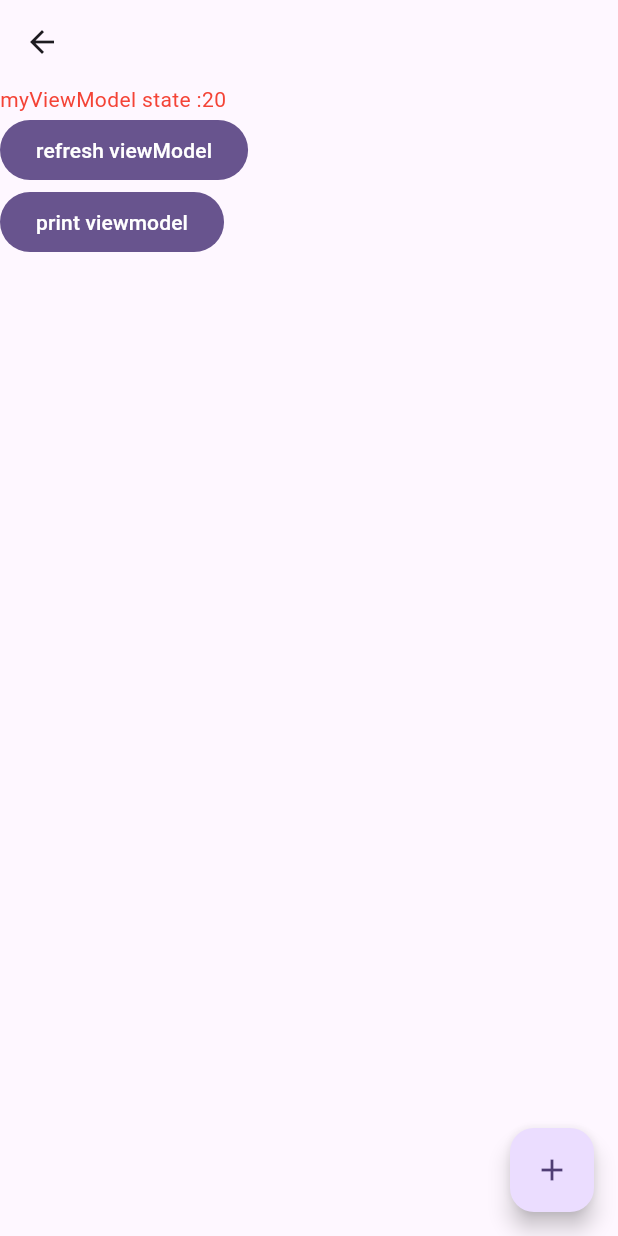
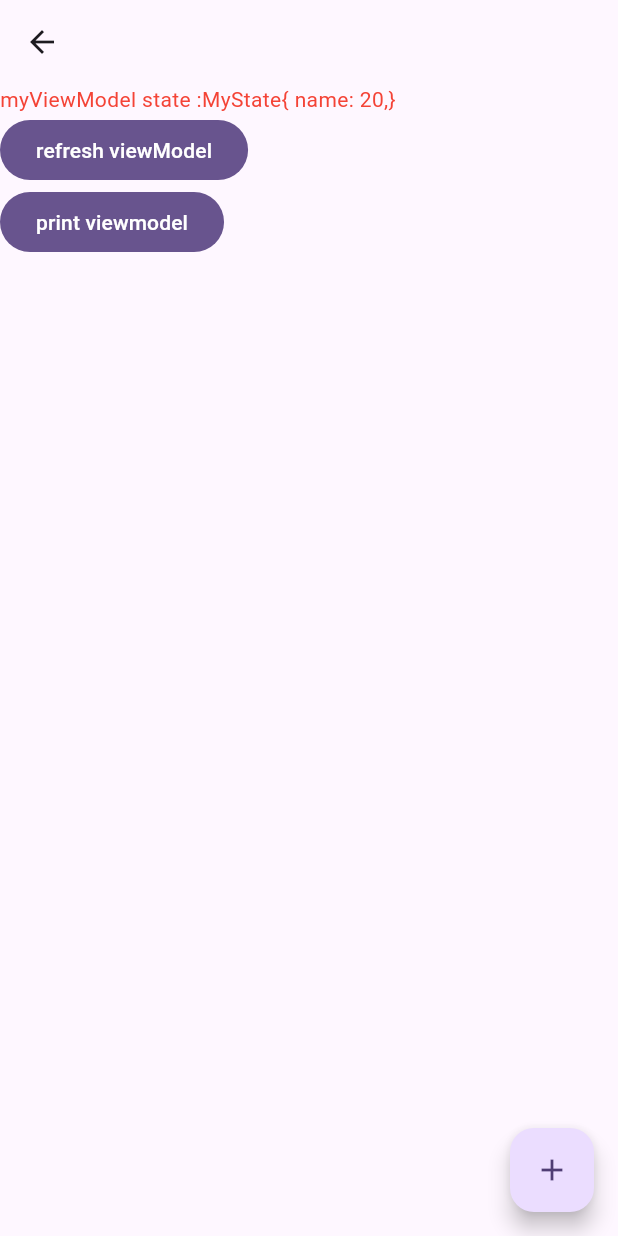
Before and after one commit to lwj1994/flutter_view_model, a Flutter app: the SecondPage screen opened directly with empty values, after a tap on the "add" icon, on a phone screen of 412 x 824 dp. Run offline on Flutter 3.47's test engine with Material 3 defaults, Android fonts, the phone set to English and light mode, and no system bars; our stand-ins replace auto_route.

Commit message:
update doc

```diff
--- a/example/lib/main.dart
+++ b/example/lib/main.dart
@@ -6,7 +6,6 @@ import 'package:flutter/material.dart';
 import 'package:view_model/view_model.dart' as vm;
 import 'package:view_model/view_model.dart';
 
-import 'other/view_model.dart' as mainvm2;
 import 'route.dart';
 
 void main() {
@@ -16,8 +15,6 @@ void main() {
 
 class MyApp extends StatelessWidget {
   const MyApp({super.key});
-
-  // This widget is the root of your application.
   @override
   Widget build(BuildContext context) {
     return MaterialApp.router(
@@ -27,21 +24,6 @@ class MyApp extends StatelessWidget {
       routeInformationParser: appRouter.defaultRouteParser(),
       title: 'Flutter Demo',
       theme: ThemeData(
-        // This is the theme of your application.
-        //
-        // TRY THIS: Try running your application with "flutter run". You'll see
-        // the application has a purple toolbar. Then, without quitting the app,
-        // try changing the seedColor in the colorScheme below to Colors.green
-        // and then invoke "hot reload" (save your changes or press the "hot
-        // reload" button in a Flutter-supported IDE, or press "r" if you used
-        // the command line to start the app).
-        //
-        // Notice that the counter didn't reset back to zero; the application
-        // state is not lost during the reload. To reset the state, use hot
-        // restart instead.
-        //
-        // This works for code too, not just values: Most code changes can be
-        // tested with just a hot reload.
         colorScheme: ColorScheme.fromSeed(seedColor: Colors.deepPurple),
         useMaterial3: true,
       ),
@@ -52,28 +34,13 @@ class MyApp extends StatelessWidget {
 @RoutePage()
 class MyHomePage extends StatefulWidget {
   const MyHomePage({super.key});
-
-  // This widget is the home page of your application. It is stateful, meaning
-  // that it has a State object (defined below) that contains fields that affect
-  // how it looks.
-
-  // This class is the configuration for the state. It holds the values (in this
-  // case the title) provided by the parent (in this case the App widget) and
-  // used by the build method of the State. Fields in a Widget subclass are
-  // always marked "final".
-
   @override
   State<MyHomePage> createState() => _MyHomePageState();
 }
 
 class _MyHomePageState extends State<MyHomePage> with ViewModelStateMixin {
   MainViewModel get _viewModel =>
-      getViewModel<MainViewModel>(factory: MainViewModelFactory(arg: "1"));
-
-  mainvm2.MainViewModel get _viewModel2 => getViewModel<mainvm2.MainViewModel>(
-        factory: mainvm2.MainViewModelFactory(arg: "mainvm2"),
-      );
-
+      getViewModel<MainViewModel>(factory: MainViewModelFactory(arg: "arg1"));
   @override
   Widget build(BuildContext context) {
     return Scaffold(
@@ -81,7 +48,6 @@ class _MyHomePageState extends State<MyHomePage> with ViewModelStateMixin {
       body: Column(
         children: [
           Text("main vm state:${_viewModel.state}"),
-          Text("main vm2 state:${_viewModel2.state}"),
           FilledButton(
               onPressed: () {
                 appRouter
--- a/example/lib/other/view_model.dart
+++ /dev/null
@@ -1,37 +0,0 @@
-// @author luwenjie on 2025/3/27 16:17:08
-
-import 'dart:async';
-
-import 'package:view_model/view_model.dart';
-
-class MainViewModel extends ViewModel<String> {
-  MainViewModel({required super.state}) {
-    print("MainViewModel2 create : $hashCode");
-    final t = Timer.periodic(Duration(seconds: 3), (t) {
-      setState("update2 ${t.tick}");
-    });
-    addDispose(t.cancel);
-  }
-
-  @override
-  void dispose() {
-    super.dispose();
-    print("MainViewModel2 dispose $hashCode");
-  }
-}
-
-class MainViewModelFactory with ViewModelFactory<MainViewModel> {
-  final String arg;
-
-  MainViewModelFactory({this.arg = ""});
-
-  @override
-  MainViewModel build() {
-    return MainViewModel(state: arg);
-  }
-
-  @override
-  bool singleton() {
-    return true;
-  }
-}
--- a/example/lib/page.dart
+++ b/example/lib/page.dart
@@ -19,11 +19,6 @@ class SecondPage extends StatefulWidget {
   }
 }
 
-enum ReducerType {
-  add,
-  sub,
-}
-
 class _State extends State<SecondPage> with ViewModelStateMixin {
   MyViewModel get viewModel => getViewModel<MyViewModel>(
       factory: MyViewModelFactory(arg: "init MyViewModel"));
@@ -31,7 +26,7 @@ class _State extends State<SecondPage> with ViewModelStateMixin {
   // MainViewModel get _mainViewModel =>
   //     getViewModel<MainViewModel>(factory: MainViewModelFactory());
 
-  String get state => viewModel.state;
+  MyState get state => viewModel.state;
 
   @override
   void initState() {
@@ -43,18 +38,17 @@ class _State extends State<SecondPage> with ViewModelStateMixin {
     //   },
     // );
 
-    viewModel.listen(onChanged: (String? previous, String state) {
+    viewModel.listen(onChanged: (MyState? previous, MyState state) {
       print("myViewModel state change $previous -> $state");
     });
   }
 
   @override
   Widget build(BuildContext context) {
-    print("SecondPage trigger build(BuildContext context)");
     return Scaffold(
       floatingActionButton: FloatingActionButton(
         onPressed: () {
-          viewModel.setId(ReducerType.add);
+          viewModel.setRandomName();
         },
         child: Icon(Icons.add),
       ),
@@ -69,7 +63,6 @@ class _State extends State<SecondPage> with ViewModelStateMixin {
       body: Column(
         crossAxisAlignment: CrossAxisAlignment.start,
         children: [
-          // Text("mainViewModel.state = ${_mainViewModel.state}"),
           Text(
             "myViewModel state :$state",
             style: const TextStyle(color: Colors.red),
@@ -98,11 +91,11 @@ class MyViewModelFactory with ViewModelFactory<MyViewModel> {
 
   @override
   MyViewModel build() {
-    return MyViewModel(state: arg);
+    return MyViewModel(state: MyState(name: ""));
   }
 }
 
-class MyViewModel extends ViewModel<String> {
+class MyViewModel extends ViewModel<MyState> {
   MyViewModel({
     required super.state,
   }) {
@@ -115,7 +108,53 @@ class MyViewModel extends ViewModel<String> {
     debugPrint("dispose ViewModel  $hashCode");
   }
 
-  void setId(ReducerType type) {
-    setState(Random().nextInt(200).toString());
+  void setRandomName() {
+    setState(MyState(name: Random().nextInt(200).toString()));
   }
 }
+
+class MyState {
+  final String name;
+
+//<editor-fold desc="Data Methods">
+  const MyState({
+    required this.name,
+  });
+
+  @override
+  bool operator ==(Object other) =>
+      identical(this, other) ||
+      (other is MyState &&
+          runtimeType == other.runtimeType &&
+          name == other.name);
+
+  @override
+  int get hashCode => name.hashCode;
+
+  @override
+  String toString() {
+    return 'MyState{' + ' name: $name,' + '}';
+  }
+
+  MyState copyWith({
+    String? name,
+  }) {
+    return MyState(
+      name: name ?? this.name,
+    );
+  }
+
+  Map<String, dynamic> toMap() {
+    return {
+      'name': this.name,
+    };
+  }
+
+  factory MyState.fromMap(Map<String, dynamic> map) {
+    return MyState(
+      name: map['name'] as String,
+    );
+  }
+
+//</editor-fold>
+}
```
Also changed, not shown: 2 other files.
